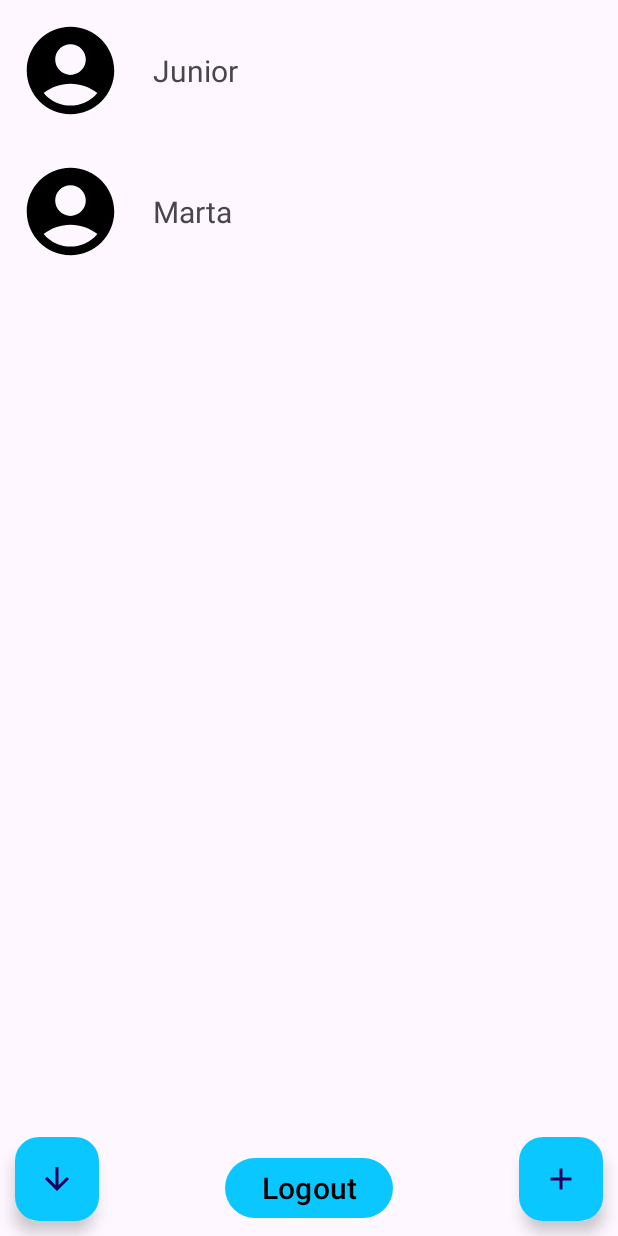
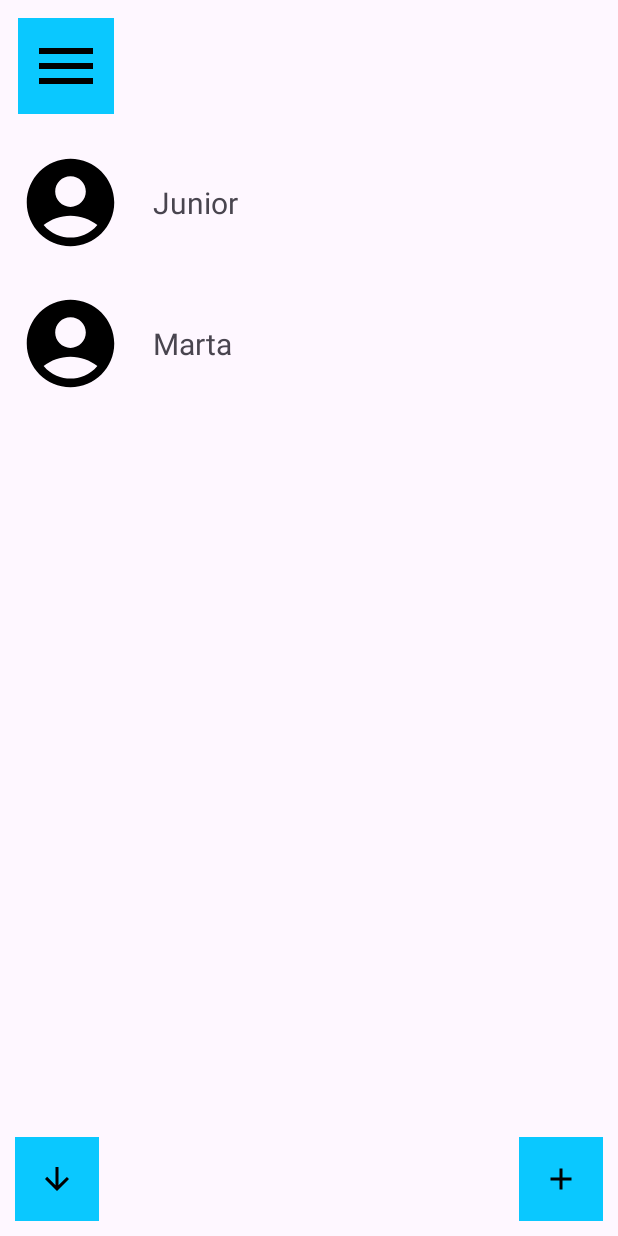
Before and after one commit to I-Lima/phone-book-kotlin, an Android app: the MainActivity screen opened directly, with no data from a screen before it, on a phone screen of 412 x 824 dp. Run offline under Robolectric (Android 15) with nearby library versions, the phone set to English and light mode, and no system bars.

Commit message:
:sparkles: feat: Sidebar
Finished the sidebar layout

```diff
--- a/app/src/main/java/br/com/ilstudio/phonebook/ui/MainActivity.kt
+++ b/app/src/main/java/br/com/ilstudio/phonebook/ui/MainActivity.kt
@@ -5,6 +5,7 @@ import android.content.Intent
 import android.content.SharedPreferences
 import androidx.appcompat.app.AppCompatActivity
 import android.os.Bundle
+import android.view.View
 import android.widget.Toast
 import androidx.activity.result.ActivityResultLauncher
 import androidx.activity.result.contract.ActivityResultContracts
@@ -25,6 +26,7 @@ class MainActivity : AppCompatActivity() {
     private lateinit var sharedPreferences: SharedPreferences
     private lateinit var editor: SharedPreferences.Editor
     private lateinit var db: DBHelper
+    private var user = UserModel()
     private var ascDesc: Boolean = true
 
     override fun onCreate(savedInstanceState: Bundle?) {
@@ -40,11 +42,10 @@ class MainActivity : AppCompatActivity() {
 
         loadList()
 
+        binding.textMenuName.setText(user.username)
+
         binding.buttonLogout.setOnClickListener {
-            editor.putString("username", "")
-            editor.putString("password", "")
-            editor.putInt("userId", 0)
-            editor.apply()
+            clearData()
             finish()
         }
 
@@ -53,7 +54,7 @@ class MainActivity : AppCompatActivity() {
         }
 
         binding.buttonOrder.setOnClickListener {
-            if(ascDesc) {
+            if (ascDesc) {
                 binding.buttonOrder.setImageResource(R.drawable.ic_arrow_downward)
             } else {
                 binding.buttonOrder.setImageResource(R.drawable.ic_arrow_upward)
@@ -64,13 +65,29 @@ class MainActivity : AppCompatActivity() {
         }
 
         result = registerForActivityResult(ActivityResultContracts.StartActivityForResult()) {
-            if(it.data != null && it.resultCode == 1) {
+            if (it.data != null && it.resultCode == 1) {
                 loadList()
-            } else if (it.data != null && it.resultCode == 0){
+            } else if (it.data != null && it.resultCode == 0) {
                 Toast
-                    .makeText(this, "Operation canceled", Toast.LENGTH_SHORT)
+                    .makeText(this, getString(R.string.operation_canceled), Toast.LENGTH_SHORT)
                     .show()
             }
+        }
+
+        binding.menuContent.animate().translationX(-700f)
+
+        binding.buttonMenuOpen.setOnClickListener {
+            binding.menuContent.visibility = View.VISIBLE
+            binding.menuContent.animate().translationX(0F).setDuration(
+                resources.getInteger(android.R.integer.config_mediumAnimTime).toLong()
+            )
+        }
+
+        binding.buttonMenuClose.setOnClickListener {
+            binding.menuContent.animate().translationX(-binding.menuContent.measuredWidth.toFloat())
+                .setDuration(
+                    resources.getInteger(android.R.integer.config_mediumAnimTime).toLong()
+                )
         }
     }
 
@@ -86,7 +103,6 @@ class MainActivity : AppCompatActivity() {
     private fun loadList() {
         val username = sharedPreferences.getString("username", "")
         val password = sharedPreferences.getString("password", "")
-        var user = UserModel()
 
         if(username != null && password != null) {
             if(username.isNotEmpty() && password.isNotBlank()) {
@@ -99,4 +115,11 @@ class MainActivity : AppCompatActivity() {
         contactList = db.getAllContact(user.id).sortedWith(compareBy { it.name })
         placeAdapter()
     }
+
+    private fun clearData() {
+        editor.putString("username", "")
+        editor.putString("password", "")
+        editor.putInt("userId", 0)
+        editor.apply()
+    }
 }
--- a/app/src/main/res/layout/activity_main.xml
+++ b/app/src/main/res/layout/activity_main.xml
@@ -1,19 +1,37 @@
 <?xml version="1.0" encoding="utf-8"?>
 <RelativeLayout xmlns:android="http://schemas.android.com/apk/res/android"
+    xmlns:app="http://schemas.android.com/apk/res-auto"
     xmlns:tools="http://schemas.android.com/tools"
     android:layout_width="match_parent"
     android:layout_height="match_parent"
-    tools:context=".ui.MainActivity">
-
-    <androidx.recyclerview.widget.RecyclerView
-        android:id="@+id/recycle_view_constants"
-        android:layout_width="match_parent"
+    tools:context=".ui.MainActivity"
+    >
+    <ImageView
+        android:id="@+id/button_menu_open"
+        android:layout_width="wrap_content"
         android:layout_height="wrap_content"
-        android:layout_above="@id/button_add"
+        android:src="@drawable/ic_menu"
+        android:padding="8dp"
+        android:background="@color/blue"
+        android:layout_margin="12dp"
         android:layout_alignParentTop="true"
+        android:layout_alignParentStart="true"
         />
 
-    <com.google.android.material.floatingactionbutton.FloatingActionButton
+    <ScrollView
+        android:layout_width="match_parent"
+        android:layout_height="0dp"
+        android:layout_below="@id/button_menu_open"
+        android:layout_above="@id/button_add"
+        >
+        <androidx.recyclerview.widget.RecyclerView
+            android:id="@+id/recycle_view_constants"
+            android:layout_width="match_parent"
+            android:layout_height="wrap_content"
+            />
+    </ScrollView>
+
+    <ImageView
         android:id="@+id/button_order"
         android:layout_width="wrap_content"
         android:layout_height="wrap_content"
@@ -23,23 +41,12 @@
         android:layout_marginEnd="10dp"
         android:layout_marginBottom="10dp"
         android:src="@drawable/ic_arrow_downward"
-        android:backgroundTint="@color/blue"
+        android:background="@color/blue"
+        android:padding="16dp"
         android:contentDescription="@string/arrow_downward"
         />
 
-    <Button
-        android:id="@+id/button_logout"
-        android:layout_width="wrap_content"
-        android:layout_height="wrap_content"
-        android:layout_alignParentBottom="true"
-        android:layout_centerHorizontal="true"
-        android:text="@string/logout"
-        android:textSize="20sp"
-        android:layout_marginBottom="8dp"
-        android:textColor="@color/black"
-        />
-
-    <com.google.android.material.floatingactionbutton.FloatingActionButton
+    <ImageView
         android:id="@+id/button_add"
         android:layout_width="wrap_content"
         android:layout_height="wrap_content"
@@ -49,8 +56,83 @@
         android:layout_marginTop="10dp"
         android:layout_marginEnd="10dp"
         android:layout_marginBottom="10dp"
-        android:backgroundTint="@color/blue"
+        android:background="@color/blue"
         android:src="@drawable/ic_add"
+        android:padding="16dp"
         android:contentDescription="@string/plus"
         />
+
+    <RelativeLayout
+        android:id="@+id/menu_content"
+        android:layout_width="240dp"
+        android:layout_height="match_parent"
+        android:layout_alignParentStart="true"
+        android:paddingHorizontal="12dp"
+        android:paddingVertical="24dp"
+        android:background="@color/blue"
+        android:orientation="vertical"
+        android:visibility="gone"
+        >
+        <ImageView
+            android:id="@+id/button_menu_close"
+            android:layout_width="wrap_content"
+            android:layout_height="wrap_content"
+            android:src="@drawable/ic_arrow_back"
+            android:background="@drawable/ic_arrow_back"
+            android:layout_gravity="end"
+            android:layout_marginBottom="20dp"
+            android:layout_alignParentTop="true"
+            android:layout_alignParentEnd="true"
+            />
+
+        <ImageView
+            android:id="@+id/image_profile"
+            android:layout_width="100dp"
+            android:layout_height="100dp"
+            android:src="@drawable/profile1"
+            android:layout_below="@id/button_menu_close"
+            android:layout_marginStart="12dp"
+            android:layout_centerInParent="true"
+            android:layout_marginBottom="8dp"
+            />
+
+        <TextView
+            android:id="@+id/text_menu_name"
+            android:layout_width="wrap_content"
+            android:layout_height="wrap_content"
+            android:maxWidth="200dp"
+            android:textSize="24sp"
+            android:textColor="@color/white"
+            android:layout_marginBottom="40dp"
+            android:textStyle="bold"
+            android:layout_below="@id/image_profile"
+            android:layout_centerInParent="true"
+            />
+
+        <TextView
+            android:id="@+id/text_profile"
+            android:layout_width="wrap_content"
+            android:layout_height="wrap_content"
+            android:text="@string/profile"
+            android:textSize="24sp"
+            android:textColor="@color/white"
+            android:layout_below="@id/text_menu_name"
+            app:drawableStartCompat="@drawable/ic_manage_accounts"
+            android:layout_marginStart="8dp"
+            android:drawablePadding="10dp"
+            />
+
+        <TextView
+            android:id="@+id/button_logout"
+            android:layout_width="wrap_content"
+            android:layout_height="wrap_content"
+            android:text="@string/logout"
+            android:textSize="24sp"
+            android:textColor="@color/white"
+            android:drawablePadding="10dp"
+            android:layout_alignParentBottom="true"
+            app:drawableStartCompat="@drawable/ic_exit"
+            android:layout_marginStart="8dp"
+            />
+    </RelativeLayout>
 </RelativeLayout>
```
